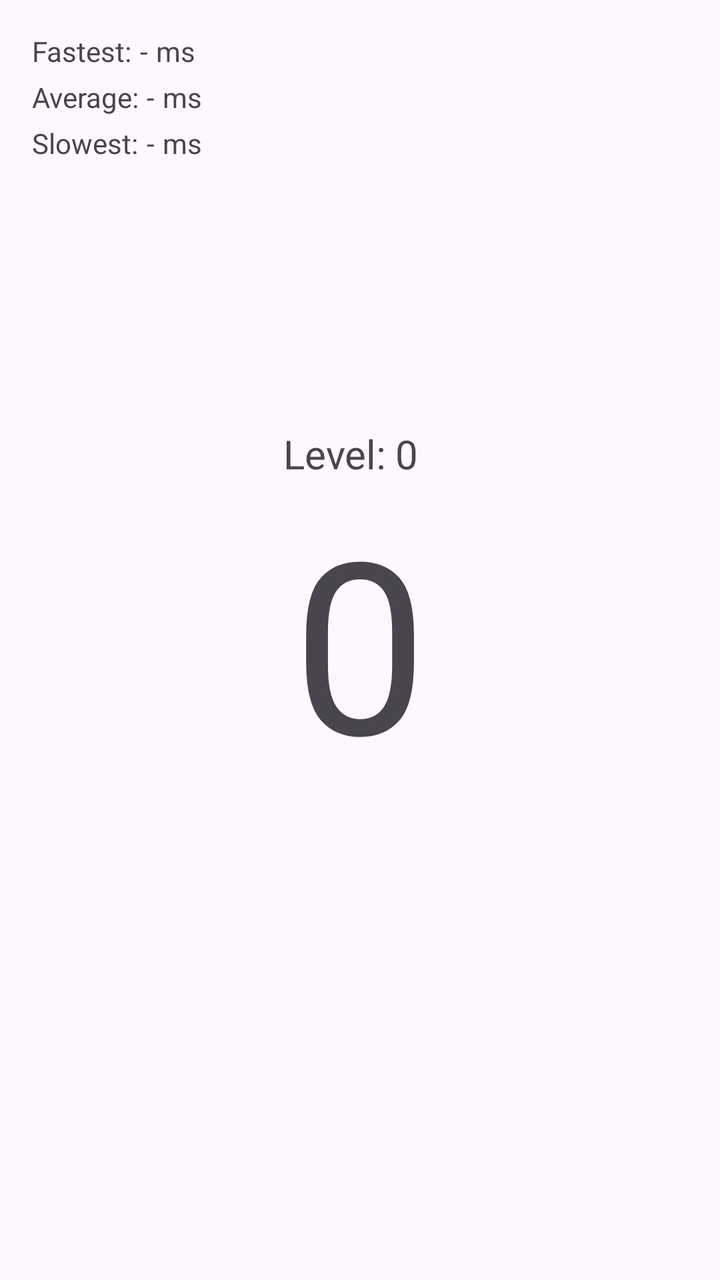
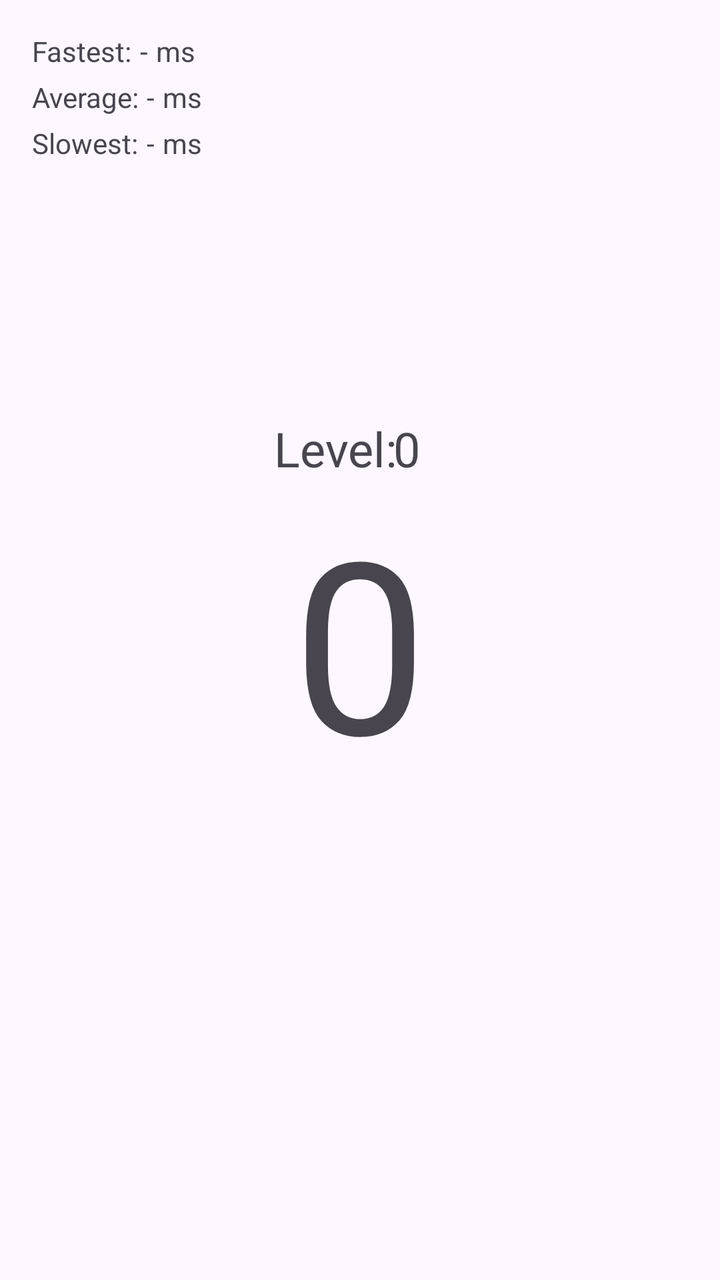

Two renders of the same Android screen: before a commit and after it. Below are the layout's source before the change and the commit's diff.
<!-- AndroidManifest.xml: application theme Theme.TheClicker -->
<!-- res/layout/activity_main.xml -->
<?xml version="1.0" encoding="utf-8"?>
<androidx.constraintlayout.widget.ConstraintLayout xmlns:android="http://schemas.android.com/apk/res/android"
    xmlns:app="http://schemas.android.com/apk/res-auto"
    xmlns:tools="http://schemas.android.com/tools"
    android:id="@+id/main_layout"
    android:layout_width="match_parent"
    android:layout_height="match_parent"
    tools:context=".MainActivity">

    <TextView
        android:id="@+id/textview_level_label"
        android:layout_width="wrap_content"
        android:layout_height="wrap_content"
        android:text="@string/textview_level_label"
        android:textSize="20sp"
        app:layout_constraintBottom_toTopOf="@+id/textView_clicks_counter"
        app:layout_constraintEnd_toEndOf="parent"
        app:layout_constraintHorizontal_bias="0.459"
        app:layout_constraintStart_toStartOf="parent" />

    <TextView
        android:id="@+id/textview_level_value"
        android:layout_width="wrap_content"
        android:layout_height="wrap_content"
        android:fontFamily="@font/irish_grover"
        android:text="@string/textview_level_value"
        android:textSize="20sp"
        app:layout_constraintBottom_toTopOf="@+id/textView_clicks_counter"
        app:layout_constraintEnd_toEndOf="parent"
        app:layout_constraintHorizontal_bias="0.567"
        app:layout_constraintStart_toStartOf="parent" />

    <TextView
        android:id="@+id/textView_clicks_counter"
        android:layout_width="wrap_content"
        android:layout_height="wrap_content"
        android:fontFamily="@font/irish_grover"
        android:text="@string/textview_clicks_count"
        android:textSize="120sp"
        app:layout_constraintBottom_toBottomOf="parent"
        app:layout_constraintEnd_toEndOf="parent"
        app:layout_constraintStart_toStartOf="parent"
        app:layout_constraintTop_toTopOf="parent" />

    <TextView
        android:id="@+id/textView_quickest_label"
        android:layout_width="wrap_content"
        android:layout_height="wrap_content"
        android:layout_marginStart="16dp"
        android:layout_marginTop="16dp"
        android:text="@string/textview_fastest_label"
        app:layout_constraintStart_toStartOf="parent"
        app:layout_constraintTop_toTopOf="parent" />

    <TextView
        android:id="@+id/textView_quickest_timing"
        android:layout_width="wrap_content"
        android:layout_height="wrap_content"
        android:layout_marginStart="4dp"
        android:layout_marginTop="16dp"
        android:fontFamily="@font/irish_grover"
        android:text="@string/textview_time_default"
        app:layout_constraintStart_toEndOf="@+id/textView_quickest_label"
        app:layout_constraintTop_toTopOf="parent" />

    <TextView
        android:id="@+id/textView_quickest_ms"
        android:layout_width="wrap_content"
        android:layout_height="wrap_content"
        android:layout_marginStart="4dp"
        android:layout_marginTop="16dp"
        android:text="@string/textview_ms_label"
        app:layout_constraintStart_toEndOf="@+id/textView_quickest_timing"
        app:layout_constraintTop_toTopOf="parent" />

    <TextView
        android:id="@+id/textView_average_label"
        android:layout_width="wrap_content"
        android:layout_height="wrap_content"
        android:layout_marginStart="16dp"
        android:layout_marginTop="4dp"
        android:text="@string/textview_average_label"
        app:layout_constraintStart_toStartOf="parent"
        app:layout_constraintTop_toBottomOf="@+id/textView_quickest_label" />

    <TextView
        android:id="@+id/textView_average_timing"
        android:layout_width="wrap_content"
        android:layout_height="wrap_content"
        android:layout_marginStart="4dp"
        android:layout_marginTop="4dp"
        android:fontFamily="@font/irish_grover"
        android:text="@string/textview_time_default"
        app:layout_constraintStart_toEndOf="@+id/textView_average_label"
        app:layout_constraintTop_toBottomOf="@+id/textView_quickest_timing" />

    <TextView
        android:id="@+id/textView_average_ms"
        android:layout_width="wrap_content"
        android:layout_height="wrap_content"
        android:layout_marginStart="4dp"
        android:layout_marginTop="4dp"
        android:text="@string/textview_ms_label"
        app:layout_constraintStart_toEndOf="@+id/textView_average_timing"
        app:layout_constraintTop_toBottomOf="@+id/textView_quickest_label" />

    <TextView
        android:id="@+id/textView_slowest_label"
        android:layout_width="wrap_content"
        android:layout_height="wrap_content"
        android:layout_marginStart="16dp"
        android:layout_marginTop="4dp"
        android:text="@string/textview_slowest_label"
        app:layout_constraintStart_toStartOf="parent"
        app:layout_constraintTop_toBottomOf="@+id/textView_average_label" />

    <TextView
        android:id="@+id/textView_slowest_timing"
        android:layout_width="wrap_content"
        android:layout_height="wrap_content"
        android:layout_marginStart="4dp"
        android:layout_marginTop="4dp"
        android:fontFamily="@font/irish_grover"
        android:text="@string/textview_time_default"
        app:layout_constraintStart_toEndOf="@+id/textView_average_label"
        app:layout_constraintTop_toBottomOf="@+id/textView_average_timing" />

    <TextView
        android:id="@+id/textView_slowest_ms"
        android:layout_width="wrap_content"
        android:layout_height="wrap_content"
        android:layout_marginStart="4dp"
        android:layout_marginTop="4dp"
        android:text="@string/textview_ms_label"
        app:layout_constraintStart_toEndOf="@+id/textView_slowest_timing"
        app:layout_constraintTop_toBottomOf="@+id/textView_average_ms" />

</androidx.constraintlayout.widget.ConstraintLayout>
<!-- resources referenced by this layout -->
<resources>
  <string name="textview_average_label">Average:</string>
  <string name="textview_clicks_count">0</string>
  <string name="textview_fastest_label">Fastest:</string>
  <string name="textview_level_label">Level: </string>
  <string name="textview_level_value">0</string>
  <string name="textview_ms_label">ms</string>
  <string name="textview_slowest_label">Slowest:</string>
  <string name="textview_time_default">-</string>
  <style name="Theme.TheClicker" parent="Base.Theme.TheClicker" />
  <style name="Base.Theme.TheClicker" parent="Theme.Material3.DayNight.NoActionBar">
          
          
      </style>
</resources>

<!-- the commit's change to res/layout/activity_main.xml (unified diff, before → after) -->
@@ -12,7 +12,7 @@
         android:layout_width="wrap_content"
         android:layout_height="wrap_content"
         android:text="@string/textview_level_label"
-        android:textSize="20sp"
+        android:textSize="24sp"
         app:layout_constraintBottom_toTopOf="@+id/textView_clicks_counter"
         app:layout_constraintEnd_toEndOf="parent"
         app:layout_constraintHorizontal_bias="0.459"
@@ -24,7 +24,7 @@
         android:layout_height="wrap_content"
         android:fontFamily="@font/irish_grover"
         android:text="@string/textview_level_value"
-        android:textSize="20sp"
+        android:textSize="24sp"
         app:layout_constraintBottom_toTopOf="@+id/textView_clicks_counter"
         app:layout_constraintEnd_toEndOf="parent"
         app:layout_constraintHorizontal_bias="0.567"
